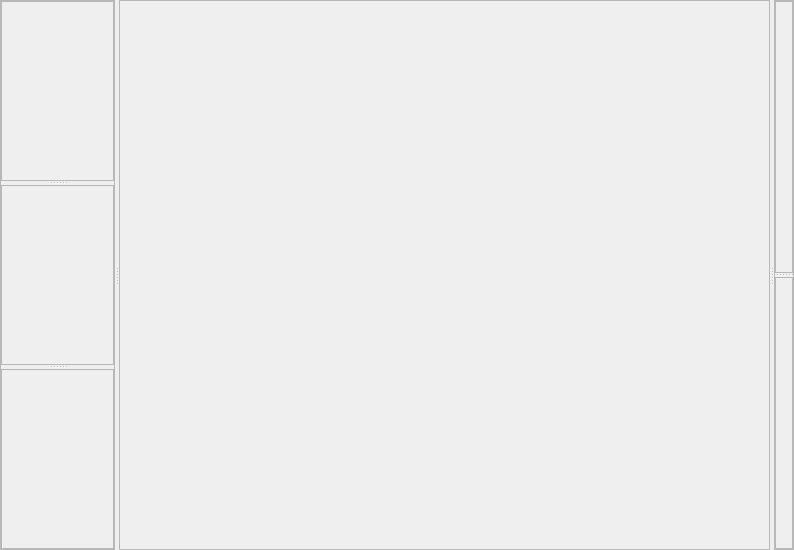
The window that xdart/experiments/ttheta_scan/gui/tthetaUI.ui (rwalroth/xdart) describes before a commit, drawn with Qt 5.
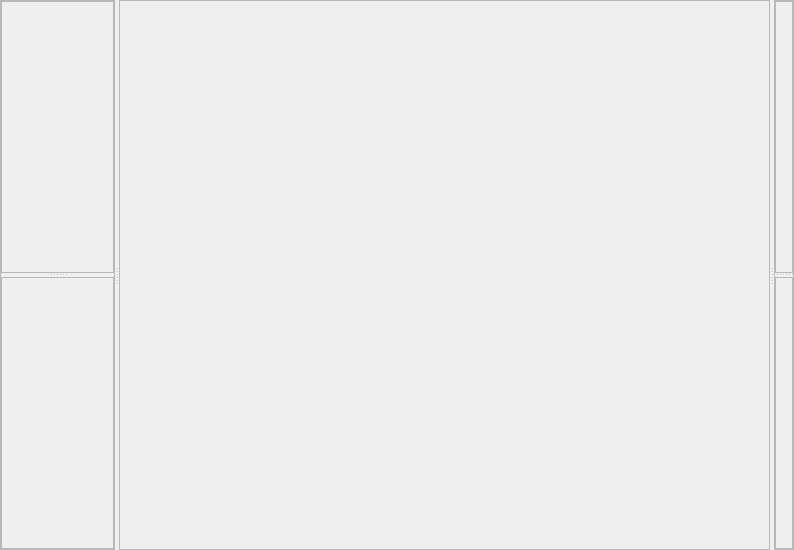
The same window after the commit.

Patch:
```diff
--- a/xdart/experiments/ttheta_scan/gui/tthetaUI.ui
+++ b/xdart/experiments/ttheta_scan/gui/tthetaUI.ui
@@ -76,15 +76,7 @@
            <enum>QFrame::Raised</enum>
           </property>
          </widget>
-         <widget class="QFrame" name="batchFrame">
-          <property name="frameShape">
-           <enum>QFrame::StyledPanel</enum>
-          </property>
-          <property name="frameShadow">
-           <enum>QFrame::Raised</enum>
-          </property>
-         </widget>
-         <widget class="QFrame" name="fileFrame">
+         <widget class="QFrame" name="metaFrame">
           <property name="frameShape">
            <enum>QFrame::StyledPanel</enum>
           </property>
@@ -149,7 +141,7 @@
            <enum>QFrame::Raised</enum>
           </property>
          </widget>
-         <widget class="QFrame" name="metaFrame">
+         <widget class="QFrame" name="wranglerFrame">
           <property name="frameShape">
            <enum>QFrame::StyledPanel</enum>
           </property>
```
Left out of the diff: 2 changed lines with no effect on the pictures.
